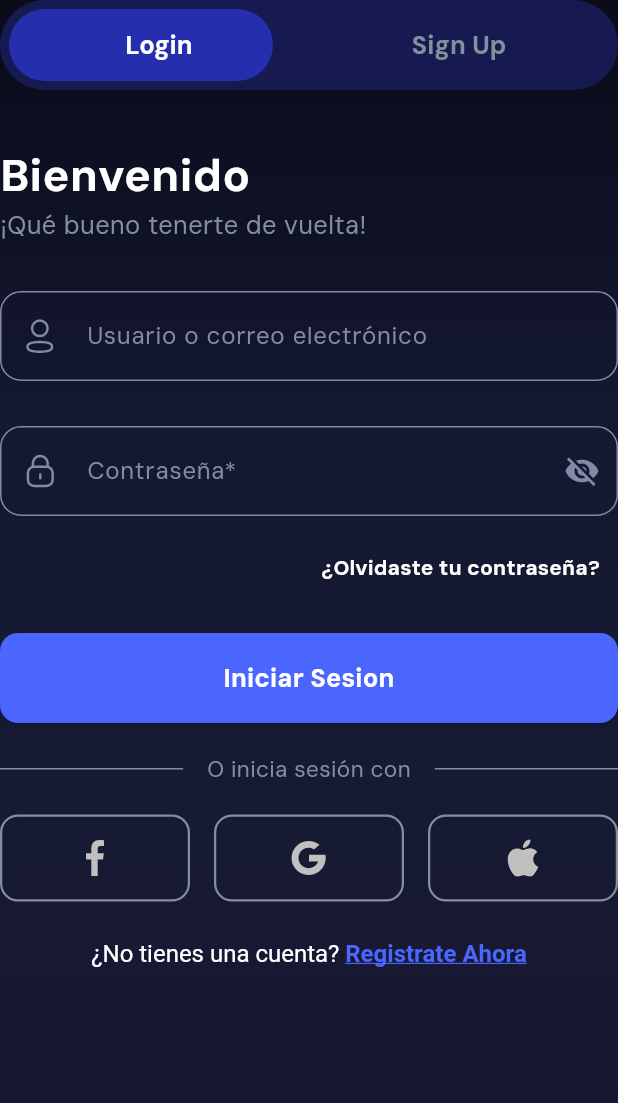
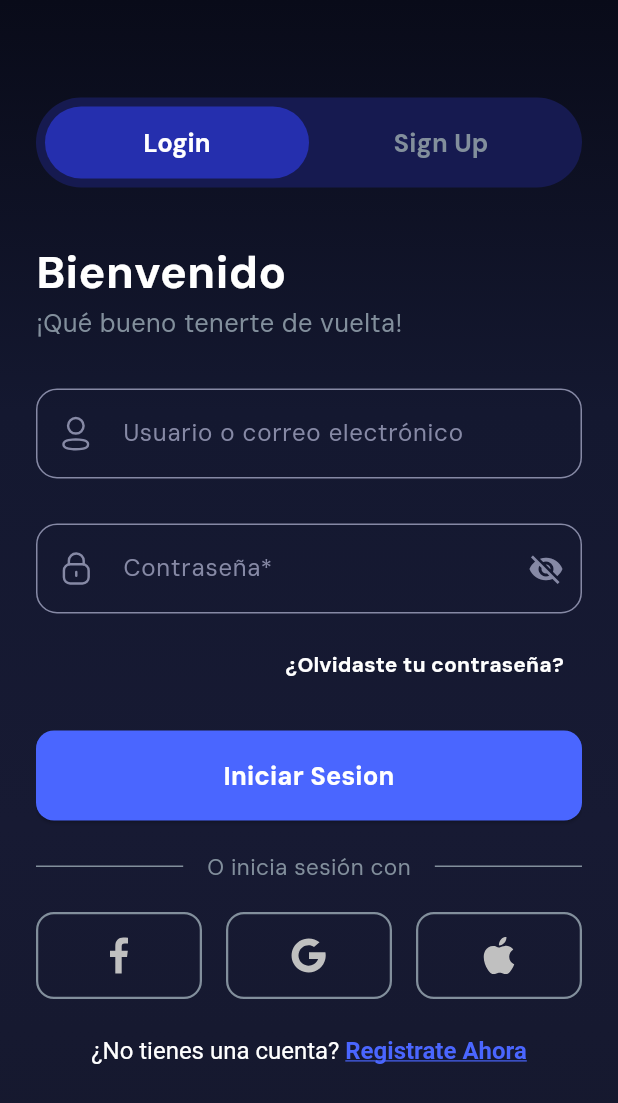
Before and after one commit to sh4y0/serviexpress-app, a Flutter app: the AuthPage screen opened by its route, on a phone screen of 412 x 824 dp. Shown: the top 1103 px of the screen. Run offline on Flutter 3.47's test engine with Material 3 defaults, Android fonts, the phone set to English and light mode, and no system bars; our stand-ins replace cloud_firestore, dropdown_button2, file_picker, firebase_auth, firebase_core, firebase_crashlytics and 19 more; missing offline and left inert: flutter_facebook_auth, record, tutorial_coach_mark; accounts and stored records are empty.

Commit message:
style: Agregando SingleChildScrollView con padding para mejorar visualmente el formulario

```diff
--- a/lib/presentation/pages/auth_page.dart
+++ b/lib/presentation/pages/auth_page.dart
@@ -214,7 +214,12 @@ class _AuthPageState extends ConsumerState<AuthPage> {
             return ValueListenableBuilder<bool>(
               valueListenable: _isLogin,
               builder: (context, isLogin, _) {
-                return Column(
+                return SingleChildScrollView(
+                  padding: const EdgeInsets.symmetric(
+                    vertical: 65,
+                    horizontal: 24,
+                  ),
+                  child: Column(
                     children: [
                       _AuthHeader(isLogin: isLogin, onToggle: _toggleAuthMode),
                       const SizedBox(height: 35),
@@ -287,6 +292,7 @@ class _AuthPageState extends ConsumerState<AuthPage> {
                         },
                       ),
                     ],
+                  ),
                 );
               },
             );
```
Lines whose indentation alone changed are shown as unchanged.
